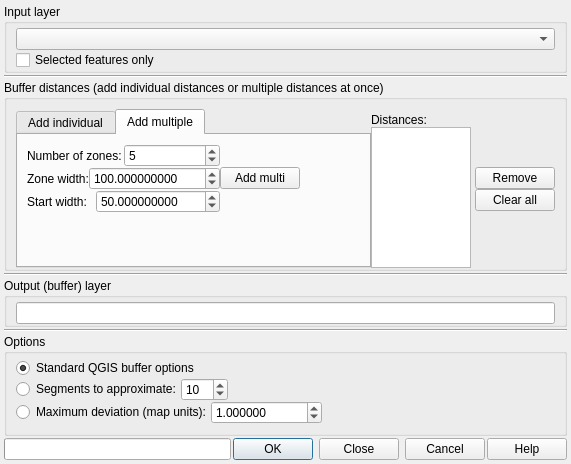
Before: the Qt Designer form ui_multidistancebuffer.ui in havatv/qgismultidistancebufferplugin, drawn with Qt 5.
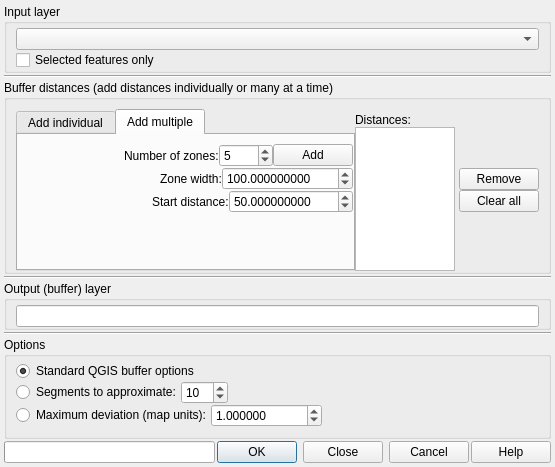
After: the same form once the commit is applied. The open tabs and pages were chosen to show the change.

Commit message: fixed translations and som user interface issues and updated to version 2.2.2

What changed in the file:
```diff
--- a/ui_multidistancebuffer.ui
+++ b/ui_multidistancebuffer.ui
@@ -6,8 +6,8 @@
    <rect>
     <x>0</x>
     <y>0</y>
-    <width>571</width>
-    <height>464</height>
+    <width>555</width>
+    <height>467</height>
    </rect>
   </property>
   <property name="windowTitle">
@@ -80,7 +80,7 @@
       <bool>false</bool>
      </property>
      <property name="title">
-      <string>Buffer distances (add individual distances or multiple distances at once)</string>
+      <string>Buffer distances (add distances individually or many at a time)</string>
      </property>
      <layout class="QHBoxLayout" name="horizontalLayout_3">
       <property name="spacing">
@@ -168,6 +168,9 @@
           <property name="spacing">
            <number>0</number>
           </property>
+          <property name="rightMargin">
+           <number>0</number>
+          </property>
           <property name="bottomMargin">
            <number>0</number>
           </property>
@@ -177,6 +180,19 @@
              <layout class="QVBoxLayout" name="verticalLayout_9">
               <item>
                <layout class="QHBoxLayout" name="horizontalLayout_9">
+                <item>
+                 <spacer name="horizontalSpacer">
+                  <property name="orientation">
+                   <enum>Qt::Horizontal</enum>
+                  </property>
+                  <property name="sizeHint" stdset="0">
+                   <size>
+                    <width>0</width>
+                    <height>20</height>
+                   </size>
+                  </property>
+                 </spacer>
+                </item>
                 <item>
                  <widget class="QLabel" name="label">
                   <property name="text">
@@ -203,10 +219,33 @@
                   </property>
                  </widget>
                 </item>
+                <item>
+                 <widget class="QPushButton" name="addringsButton">
+                  <property name="toolTip">
+                   <string>Add the zones</string>
+                  </property>
+                  <property name="text">
+                   <string>Add</string>
+                  </property>
+                 </widget>
+                </item>
                </layout>
               </item>
               <item>
                <layout class="QHBoxLayout" name="horizontalLayout_10">
+                <item>
+                 <spacer name="horizontalSpacer_2">
+                  <property name="orientation">
+                   <enum>Qt::Horizontal</enum>
+                  </property>
+                  <property name="sizeHint" stdset="0">
+                   <size>
+                    <width>0</width>
+                    <height>20</height>
+                   </size>
+                  </property>
+                 </spacer>
+                </item>
                 <item>
                  <widget class="QLabel" name="label_3">
                   <property name="sizePolicy">
@@ -246,6 +285,19 @@
               </item>
               <item>
                <layout class="QHBoxLayout" name="horizontalLayout_11">
+                <item>
+                 <spacer name="horizontalSpacer_6">
+                  <property name="orientation">
+                   <enum>Qt::Horizontal</enum>
+                  </property>
+                  <property name="sizeHint" stdset="0">
+                   <size>
+                    <width>0</width>
+                    <height>20</height>
+                   </size>
+                  </property>
+                 </spacer>
+                </item>
                 <item>
                  <widget class="QLabel" name="label_4">
                   <property name="sizePolicy">
@@ -255,7 +307,7 @@
                    </sizepolicy>
                   </property>
                   <property name="text">
-                   <string>Start width:</string>
+                   <string>Start distance:</string>
                   </property>
                   <property name="wordWrap">
                    <bool>true</bool>
@@ -282,29 +334,6 @@
               </item>
              </layout>
             </item>
-            <item>
-             <widget class="QPushButton" name="addringsButton">
-              <property name="toolTip">
-               <string>Add the zones</string>
-              </property>
-              <property name="text">
-               <string>Add multi</string>
-              </property>
-             </widget>
-            </item>
-            <item>
-             <spacer name="horizontalSpacer_5">
-              <property name="orientation">
-               <enum>Qt::Horizontal</enum>
-              </property>
-              <property name="sizeHint" stdset="0">
-               <size>
-                <width>0</width>
-                <height>20</height>
-               </size>
-              </property>
-             </spacer>
-            </item>
            </layout>
           </item>
           <item>
```
Left out of the diff: 24 changed lines with no effect on the pictures. The commit also changes 4 other files.
